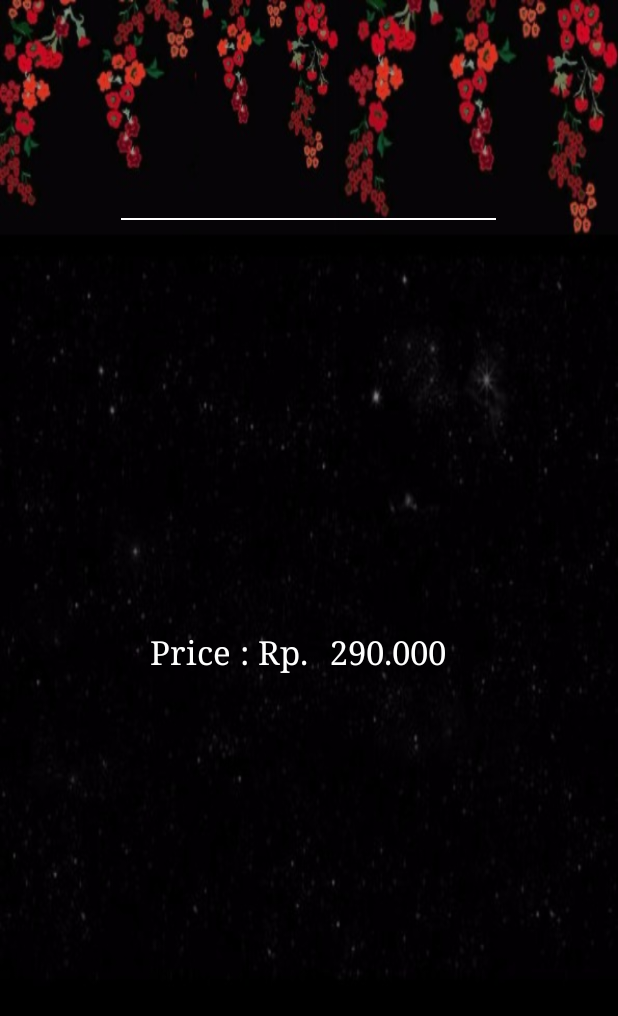
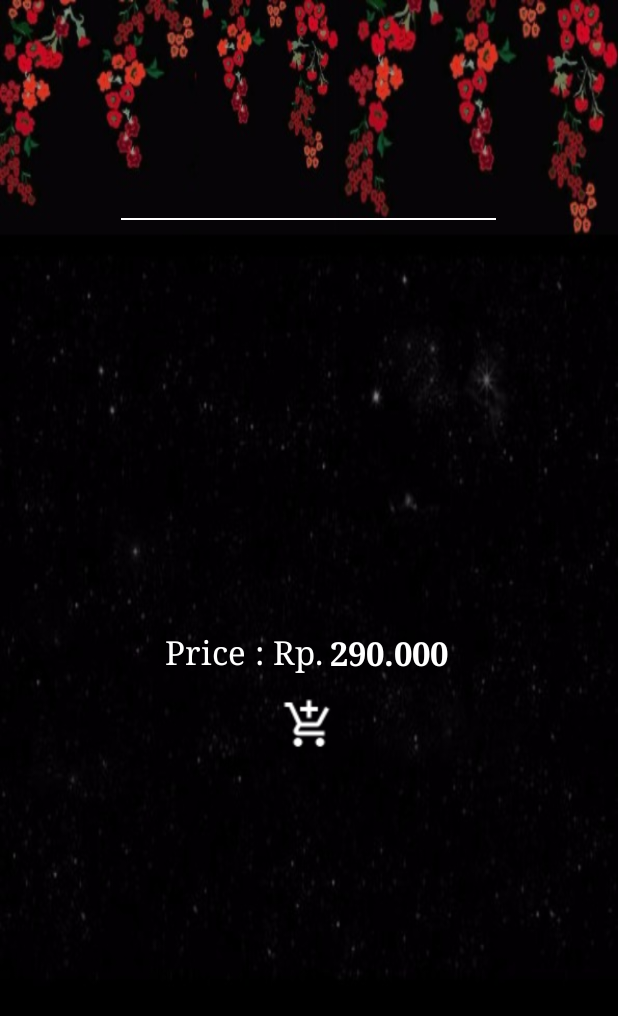
Before and after one commit to AlifAbhiesa/Savory, an Android app: the GridItemActivity screen opened directly, with no data from a screen before it, on a phone screen of 412 x 824 dp. Shown: the top 1016 px of the screen. Run offline under Robolectric (Android 15) with nearby library versions, the light colour scheme and no system bars.

Commit message:
update form grid item

```diff
--- a/app/src/main/res/layout/activity_grid_item.xml
+++ b/app/src/main/res/layout/activity_grid_item.xml
@@ -30,7 +30,7 @@
         android:layout_width="wrap_content"
         android:layout_height="30dp"
         android:layout_marginTop="420dp"
-        android:layout_marginLeft="100dp"
+        android:layout_marginLeft="110dp"
         android:text="Price : Rp. "
         android:textSize="22sp"
         android:fontFamily="serif"
@@ -42,6 +42,7 @@
         android:layout_height="30dp"
         android:layout_marginLeft="220dp"
         android:layout_marginTop="420dp"
+        android:textStyle="bold"
         android:text="290.000"
         android:textSize="22sp"
         android:fontFamily="serif"
@@ -54,6 +55,17 @@
         android:src="@drawable/cake1"
         android:layout_centerHorizontal="true"
         android:layout_below="@+id/griddata"
-        android:layout_marginTop="27dp" />
+        android:layout_marginTop="27dp"
+        />
+
+    <ImageView
+        android:layout_width="40dp"
+        android:layout_height="35dp"
+        android:layout_marginTop="465dp"
+        android:src="@drawable/cart"
+        android:layout_centerHorizontal="true"
+        />
+
+
 
 </RelativeLayout>
```
Also changed, not shown: app/src/main/res/drawable/cart.png (added).
